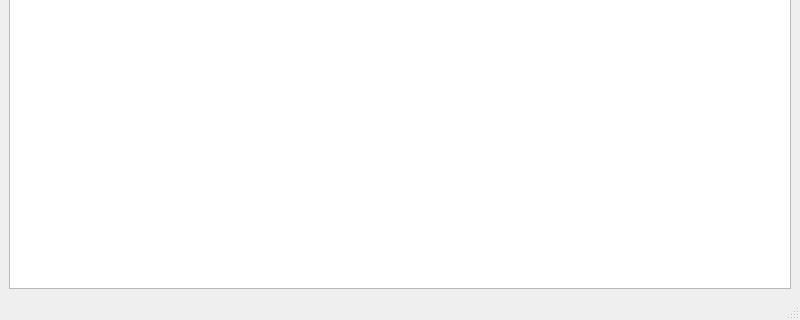
First picture: the form in vidoplayer.ui, repository Lostinlongfile/Xox, before the edit; both pictures show x 0 to 800 and y 280 to 600 of the 800 by 600 pixel window.
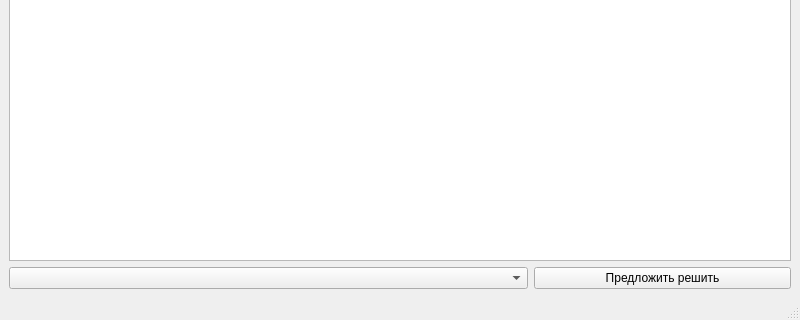
Second picture: the form after the edit.

Diff of the .ui file:
```diff
--- a/vidoplayer.ui
+++ b/vidoplayer.ui
@@ -39,6 +39,16 @@
       </property>
      </widget>
     </item>
+    <item row="3" column="0" colspan="2">
+     <widget class="QComboBox" name="comboBox"/>
+    </item>
+    <item row="3" column="2">
+     <widget class="QPushButton" name="pushButton_4">
+      <property name="text">
+       <string>Предложить решить</string>
+      </property>
+     </widget>
+    </item>
    </layout>
   </widget>
   <widget class="QMenuBar" name="menubar">
```
